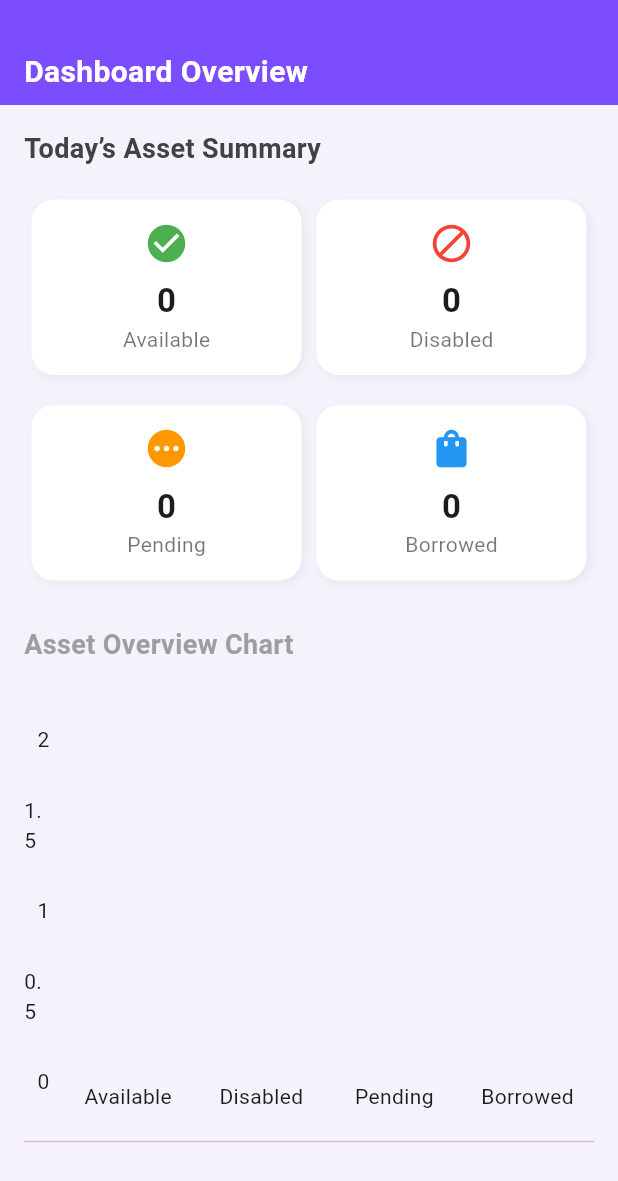
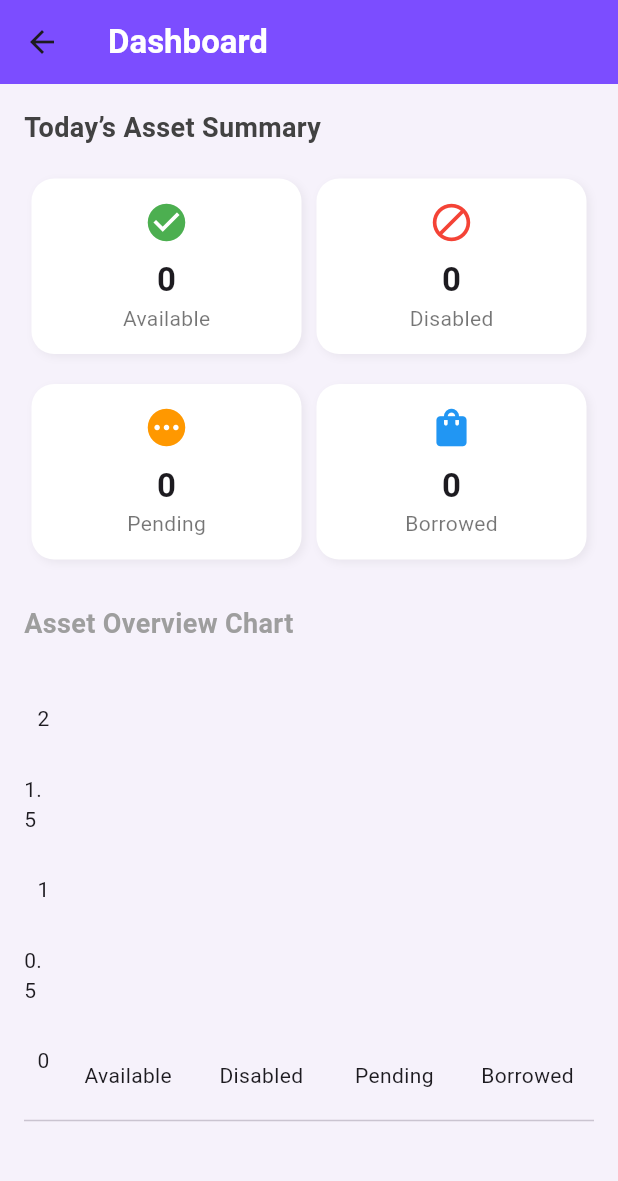
Before and after one commit to FRAmyZ010/IoTZone, a Flutter app: the Dashboard screen opened directly, on a phone screen of 412 x 824 dp. Shown: the top 1181 px of the screen. Run offline on Flutter 3.47's test engine with Material 3 defaults, Android fonts, the phone set to English and light mode, and no system bars; drawn by our look-alikes of fl_chart; our stand-ins replace carousel_slider, image_picker, shared_preferences; accounts and stored records are empty; network calls fail.

Commit message:
Commit_Change the colors to match the theme._page dashboard_history and Change navbar position icon

```diff
--- a/iot_zone/lib/Page/Dashboard/Dashboard.dart
+++ b/iot_zone/lib/Page/Dashboard/Dashboard.dart
@@ -61,22 +61,16 @@ class _DashboardState extends State<Dashboard> {
   Widget build(BuildContext context) {
     return Scaffold(
       backgroundColor: const Color(0xFFF6F2FB),
-      appBar: PreferredSize(
-        preferredSize: const Size.fromHeight(70),
-        child: Container(
-          color: const Color(0xFF7C4DFF),
-          padding: const EdgeInsets.only(top: 25, left: 16),
-          alignment: Alignment.centerLeft,
-          child: const Text(
-            'Dashboard Overview',
-            style: TextStyle(
-              color: Colors.white,
-              fontSize: 20,
-              fontWeight: FontWeight.bold,
-              height: 1.3,
-            ),
+      appBar: AppBar(
+        title: const Text(
+          'Dashboard', // หัวข้อหน้า
+          style: TextStyle(
+            fontWeight: FontWeight.bold,
+            fontSize: 22,
+            color: Colors.white,
           ),
         ),
+        backgroundColor: Colors.deepPurpleAccent, // พื้นหลัง AppBar
       ),
       body: isLoading
           ? const Center(
--- a/iot_zone/lib/Page/Widgets/buildBotttom_nav_bar/bottom_nav_bar_lender.dart
+++ b/iot_zone/lib/Page/Widgets/buildBotttom_nav_bar/bottom_nav_bar_lender.dart
@@ -167,8 +167,8 @@ class _CustomBottomNavBarLenderState extends State<CustomBottomNavBarLender> {
               mainAxisAlignment: MainAxisAlignment.spaceAround,
               children: [
                 _buildNavItem(Icons.home, 0),
+                _buildNavItem(Icons.check_circle_outline, 2),
                 _buildNavItem(Icons.history, 1),
-                _buildNavItem(Icons.check_circle_outline, 2),
                 _buildNavItem(Icons.window, 3),
               ],
             ),
--- a/iot_zone/lib/Page/Widgets/buildBotttom_nav_bar/bottom_nav_bar_staff.dart
+++ b/iot_zone/lib/Page/Widgets/buildBotttom_nav_bar/bottom_nav_bar_staff.dart
@@ -168,8 +168,8 @@ class _CustomBottomNavBarStaffState extends State<CustomBottomNavBarStaff> {
                 mainAxisAlignment: MainAxisAlignment.spaceBetween,
                 children: [
                   _buildNavItem(Icons.home, 0),
+                  _buildNavItem(Icons.check_circle_outline, 3),
                   _buildNavItem(Icons.history, 1),
-                  _buildNavItem(Icons.check_circle_outline, 3),
                   _buildNavItem(Icons.window, 2),
                 ],
               ),
```
Also changed, not shown: iot_zone/lib/Page/History_page/history_lender.dart (+10 -22 lines), iot_zone/lib/Page/History_page/history_staff.dart (+8 -3 lines), iot_zone/lib/Page/History_page/history_student.dart (+10 -22 lines).
